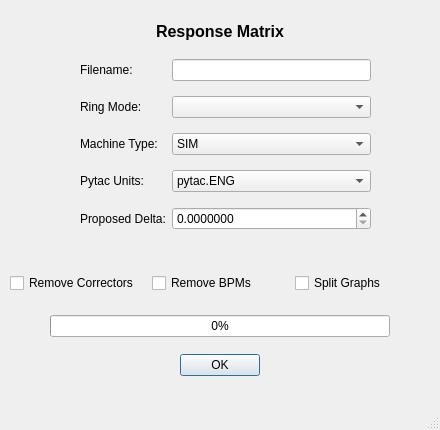
Before: the Qt Designer form src/dls_response_matrix/responsematrix.ui in DiamondLightSource/dls-response-matrix, drawn with Qt 5.
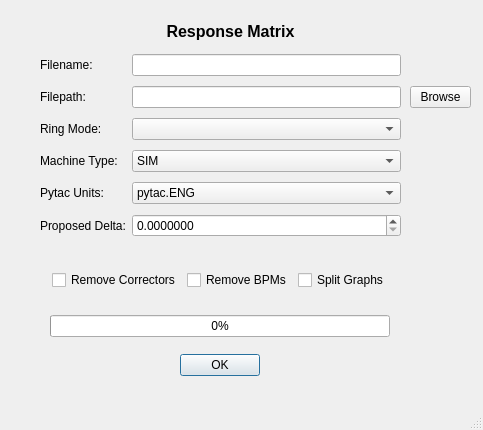
After: the same form once the commit is applied.

Commit message: Add filebrowser to gui to allow filepath selection

What changed in the file:
```diff
--- a/src/dls_response_matrix/responsematrix.ui
+++ b/src/dls_response_matrix/responsematrix.ui
@@ -6,7 +6,7 @@
    <rect>
     <x>0</x>
     <y>0</y>
-    <width>440</width>
+    <width>483</width>
     <height>430</height>
    </rect>
   </property>
@@ -24,8 +24,8 @@
   </property>
   <property name="maximumSize">
    <size>
-    <width>440</width>
-    <height>430</height>
+    <width>500</width>
+    <height>481</height>
    </size>
   </property>
   <property name="baseSize">
@@ -58,7 +58,7 @@
      <rect>
       <x>145</x>
       <y>20</y>
-      <width>150</width>
+      <width>171</width>
       <height>22</height>
      </rect>
     </property>
@@ -113,10 +113,10 @@
    <widget class="QWidget" name="layoutWidget">
     <property name="geometry">
      <rect>
-      <x>10</x>
+      <x>52</x>
       <y>270</y>
-      <width>421</width>
-      <height>27</height>
+      <width>341</width>
+      <height>21</height>
      </rect>
     </property>
     <layout class="QHBoxLayout" name="horizontalLayout">
@@ -149,13 +149,13 @@
    <widget class="QWidget" name="layoutWidget">
     <property name="geometry">
      <rect>
-      <x>80</x>
+      <x>40</x>
       <y>50</y>
-      <width>291</width>
-      <height>191</height>
+      <width>361</width>
+      <height>194</height>
      </rect>
     </property>
-    <layout class="QGridLayout" name="gridLayout">
+    <layout class="QGridLayout" name="gridLayout" rowstretch="0,0,0,0,0,0,0">
      <property name="sizeConstraint">
       <enum>QLayout::SetDefaultConstraint</enum>
      </property>
@@ -165,7 +165,7 @@
      <property name="spacing">
       <number>6</number>
      </property>
-     <item row="2" column="0">
+     <item row="3" column="0">
       <widget class="QLabel" name="label_6">
        <property name="text">
         <string>Machine Type:</string>
@@ -185,7 +185,7 @@
        </property>
       </widget>
      </item>
-     <item row="4" column="0">
+     <item row="5" column="0">
       <widget class="QLabel" name="label_4">
        <property name="text">
         <string>Proposed Delta:</string>
@@ -195,7 +195,7 @@
        </property>
       </widget>
      </item>
-     <item row="2" column="1">
+     <item row="3" column="1">
       <widget class="QComboBox" name="machine_type_input">
        <item>
         <property name="text">
@@ -219,7 +219,14 @@
        </property>
       </widget>
      </item>
-     <item row="4" column="1">
+     <item row="1" column="0">
+      <widget class="QLabel" name="label_7">
+       <property name="text">
+        <string>Filepath:</string>
+       </property>
+      </widget>
+     </item>
+     <item row="5" column="1">
       <widget class="QDoubleSpinBox" name="proposed_delta_input">
        <property name="decimals">
         <number>7</number>
@@ -235,14 +242,14 @@
        </property>
       </widget>
      </item>
-     <item row="1" column="0">
+     <item row="2" column="0">
       <widget class="QLabel" name="label_3">
        <property name="text">
         <string>Ring Mode:</string>
        </property>
       </widget>
      </item>
-     <item row="3" column="1">
+     <item row="4" column="1">
       <widget class="QComboBox" name="pytac_unit_input">
        <item>
         <property name="text">
@@ -256,8 +263,8 @@
        </item>
       </widget>
      </item>
-     <item row="3" column="0">
-      <widget class="QLabel" name="label_5">
+     <item row="4" column="0">
+      <widget class="QLabel" name="label_8">
        <property name="text">
         <string>Pytac Units:</string>
        </property>
@@ -266,11 +273,34 @@
        </property>
       </widget>
      </item>
-     <item row="1" column="1">
+     <item row="2" column="1">
       <widget class="QComboBox" name="ring_mode_input"/>
      </item>
+     <item row="1" column="1">
+      <widget class="QLineEdit" name="filepath_input">
+       <property name="text">
+        <string/>
+       </property>
+       <property name="alignment">
+        <set>Qt::AlignLeading|Qt::AlignLeft|Qt::AlignVCenter</set>
+       </property>
+      </widget>
+     </item>
     </layout>
    </widget>
+   <widget class="QPushButton" name="file_browser">
+    <property name="geometry">
+     <rect>
+      <x>410</x>
+      <y>86</y>
+      <width>61</width>
+      <height>22</height>
+     </rect>
+    </property>
+    <property name="text">
+     <string>Browse</string>
+    </property>
+   </widget>
   </widget>
   <widget class="QMenuBar" name="menubar">
    <property name="geometry">
```
Left out of the diff: 6 changed lines with no effect on the pictures. The commit also changes 1 other file.
